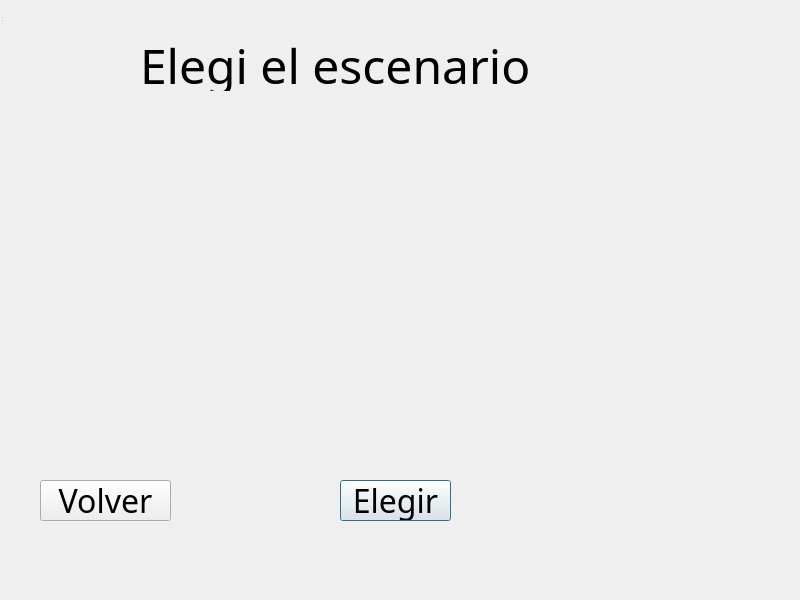
Old version of the form src/Client/Lobby/sceneselection.ui in the repository franciscoduc4/TP_Jazz_Jackrabbit_2.
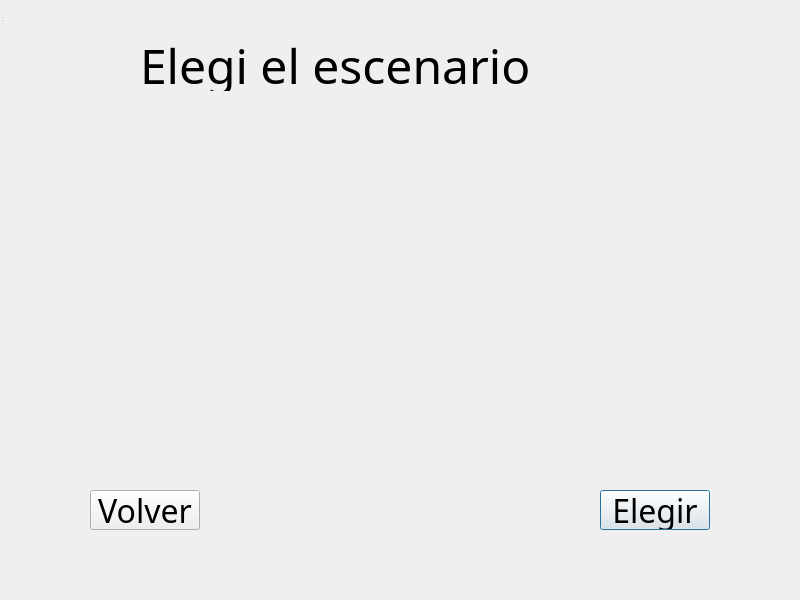
New version of the form.

Patch:
```diff
--- a/src/Client/Lobby/sceneselection.ui
+++ b/src/Client/Lobby/sceneselection.ui
@@ -60,10 +60,10 @@
    <widget class="QPushButton" name="btnChoose">
     <property name="geometry">
      <rect>
-      <x>340</x>
-      <y>480</y>
-      <width>111</width>
-      <height>41</height>
+      <x>600</x>
+      <y>490</y>
+      <width>110</width>
+      <height>40</height>
      </rect>
     </property>
     <property name="font">
@@ -79,10 +79,10 @@
    <widget class="QPushButton" name="btnBack">
     <property name="geometry">
      <rect>
-      <x>40</x>
-      <y>480</y>
-      <width>131</width>
-      <height>41</height>
+      <x>90</x>
+      <y>490</y>
+      <width>110</width>
+      <height>40</height>
      </rect>
     </property>
     <property name="font">
```
